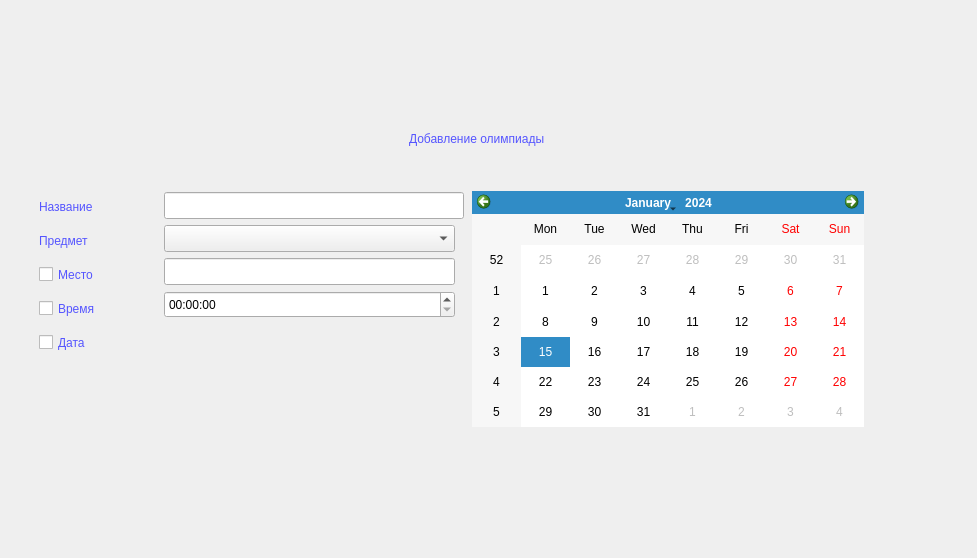
This is add_ol.ui in Mathew5555/The-Olympiad-schedule as Qt 5 draws it before an edit. The edited form follows.
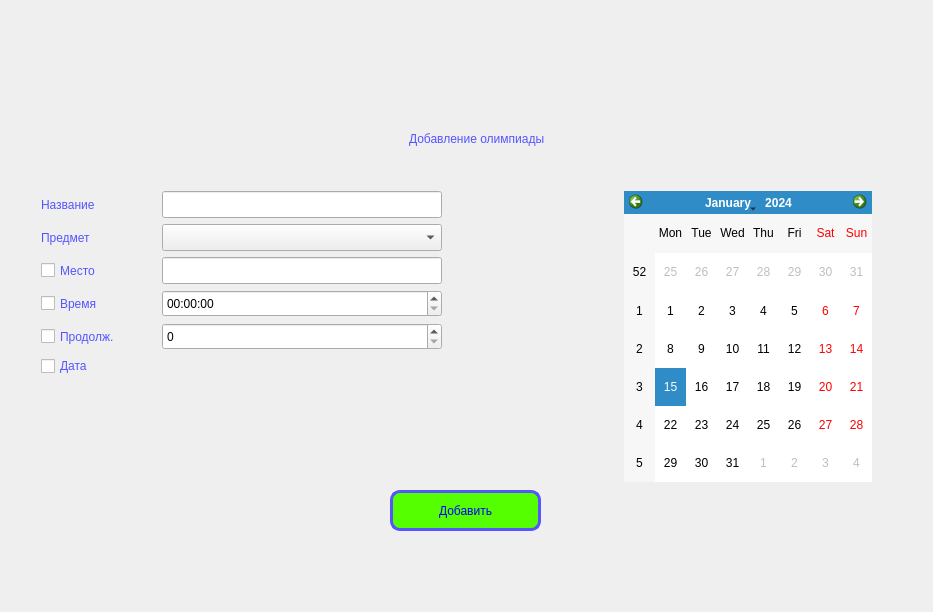
This is the edited form.

Commit message: - some bugs fixed - main window with first page(not all done) - add olympiad form - user can see only his olympiads

```diff
--- a/add_ol.ui
+++ b/add_ol.ui
@@ -6,30 +6,14 @@
    <rect>
     <x>0</x>
     <y>0</y>
-    <width>977</width>
-    <height>558</height>
+    <width>933</width>
+    <height>612</height>
    </rect>
   </property>
   <property name="windowTitle">
    <string>Dialog</string>
   </property>
-  <widget class="QCalendarWidget" name="calendarWidget">
-   <property name="geometry">
-    <rect>
-     <x>472</x>
-     <y>191</y>
-     <width>392</width>
-     <height>236</height>
-    </rect>
-   </property>
-   <property name="maximumSize">
-    <size>
-     <width>416</width>
-     <height>309</height>
-    </size>
-   </property>
-  </widget>
-  <widget class="QWidget" name="">
+  <widget class="QWidget" name="layoutWidget">
    <property name="geometry">
     <rect>
      <x>220</x>
@@ -86,29 +70,56 @@
     </item>
    </layout>
   </widget>
+  <widget class="QPushButton" name="pushButton">
+   <property name="geometry">
+    <rect>
+     <x>390</x>
+     <y>490</y>
+     <width>151</width>
+     <height>41</height>
+    </rect>
+   </property>
+   <property name="styleSheet">
+    <string notr="true">background-color: rgb(85, 255, 0);
+font: 75 10pt &quot;MS Shell Dlg 2&quot;;
+border-radius: 10px;
+border: 3px solid #5555ff;
+color: blue;
+</string>
+   </property>
+   <property name="text">
+    <string>Добавить</string>
+   </property>
+  </widget>
   <widget class="QWidget" name="">
    <property name="geometry">
     <rect>
-     <x>39</x>
-     <y>192</y>
-     <width>425</width>
-     <height>167</height>
+     <x>41</x>
+     <y>191</y>
+     <width>831</width>
+     <height>291</height>
     </rect>
    </property>
-   <layout class="QHBoxLayout" name="horizontalLayout">
+   <layout class="QHBoxLayout" name="horizontalLayout_6">
+    <item>
+     <layout class="QVBoxLayout" name="verticalLayout_3">
+      <item>
+       <layout class="QVBoxLayout" name="verticalLayout_2">
     <item>
      <layout class="QVBoxLayout" name="verticalLayout">
       <item>
+           <layout class="QHBoxLayout" name="horizontalLayout">
+            <item alignment="Qt::AlignLeft">
        <widget class="QLabel" name="label_2">
         <property name="minimumSize">
          <size>
-          <width>110</width>
+                <width>115</width>
           <height>0</height>
          </size>
         </property>
         <property name="maximumSize">
          <size>
-          <width>114</width>
+                <width>110</width>
           <height>27</height>
          </size>
         </property>
@@ -124,10 +135,36 @@
        </widget>
       </item>
       <item>
+             <widget class="QLineEdit" name="lineEdit">
+              <property name="minimumSize">
+               <size>
+                <width>280</width>
+                <height>27</height>
+               </size>
+              </property>
+              <property name="maximumSize">
+               <size>
+                <width>280</width>
+                <height>27</height>
+               </size>
+              </property>
+             </widget>
+            </item>
+           </layout>
+          </item>
+          <item>
+           <layout class="QHBoxLayout" name="horizontalLayout_2">
+            <item alignment="Qt::AlignLeft">
        <widget class="QLabel" name="label_3">
+              <property name="minimumSize">
+               <size>
+                <width>115</width>
+                <height>0</height>
+               </size>
+              </property>
         <property name="maximumSize">
          <size>
-          <width>114</width>
+                <width>110</width>
           <height>27</height>
          </size>
         </property>
@@ -143,10 +180,36 @@
        </widget>
       </item>
       <item>
+             <widget class="QComboBox" name="comboBox">
+              <property name="minimumSize">
+               <size>
+                <width>280</width>
+                <height>27</height>
+               </size>
+              </property>
+              <property name="maximumSize">
+               <size>
+                <width>280</width>
+                <height>27</height>
+               </size>
+              </property>
+             </widget>
+            </item>
+           </layout>
+          </item>
+          <item>
+           <layout class="QHBoxLayout" name="horizontalLayout_3">
+            <item alignment="Qt::AlignLeft">
        <widget class="QCheckBox" name="checkBox_5">
+              <property name="minimumSize">
+               <size>
+                <width>115</width>
+                <height>0</height>
+               </size>
+              </property>
         <property name="maximumSize">
          <size>
-          <width>114</width>
+                <width>110</width>
           <height>27</height>
          </size>
         </property>
@@ -167,10 +230,36 @@
        </widget>
       </item>
       <item>
+             <widget class="QLineEdit" name="lineEdit_2">
+              <property name="minimumSize">
+               <size>
+                <width>280</width>
+                <height>27</height>
+               </size>
+              </property>
+              <property name="maximumSize">
+               <size>
+                <width>280</width>
+                <height>27</height>
+               </size>
+              </property>
+             </widget>
+            </item>
+           </layout>
+          </item>
+          <item>
+           <layout class="QHBoxLayout" name="horizontalLayout_4">
+            <item alignment="Qt::AlignLeft">
        <widget class="QCheckBox" name="checkBox_2">
+              <property name="minimumSize">
+               <size>
+                <width>115</width>
+                <height>0</height>
+               </size>
+              </property>
         <property name="maximumSize">
          <size>
-          <width>100</width>
+                <width>110</width>
           <height>27</height>
          </size>
         </property>
@@ -191,10 +280,88 @@
        </widget>
       </item>
       <item>
+             <widget class="QTimeEdit" name="timeEdit">
+              <property name="minimumSize">
+               <size>
+                <width>280</width>
+                <height>27</height>
+               </size>
+              </property>
+              <property name="maximumSize">
+               <size>
+                <width>280</width>
+                <height>27</height>
+               </size>
+              </property>
+             </widget>
+            </item>
+           </layout>
+          </item>
+         </layout>
+        </item>
+        <item>
+         <layout class="QHBoxLayout" name="horizontalLayout_8">
+          <item alignment="Qt::AlignLeft">
+           <widget class="QCheckBox" name="checkBox_6">
+            <property name="minimumSize">
+             <size>
+              <width>115</width>
+              <height>0</height>
+             </size>
+            </property>
+            <property name="maximumSize">
+             <size>
+              <width>110</width>
+              <height>27</height>
+             </size>
+            </property>
+            <property name="styleSheet">
+             <string notr="true">color: rgb(85, 85, 255);
+font: italic 15pt &quot;Monotype Corsiva&quot;;
+</string>
+            </property>
+            <property name="text">
+             <string>Продолж.</string>
+            </property>
+            <property name="iconSize">
+             <size>
+              <width>50</width>
+              <height>50</height>
+             </size>
+            </property>
+           </widget>
+          </item>
+          <item>
+           <widget class="QSpinBox" name="spinBox">
+            <property name="minimumSize">
+             <size>
+              <width>280</width>
+              <height>27</height>
+             </size>
+            </property>
+            <property name="maximumSize">
+             <size>
+              <width>280</width>
+              <height>16777215</height>
+             </size>
+            </property>
+           </widget>
+          </item>
+         </layout>
+        </item>
+        <item>
+         <layout class="QHBoxLayout" name="horizontalLayout_5">
+          <item>
        <widget class="QCheckBox" name="checkBox">
+            <property name="minimumSize">
+             <size>
+              <width>115</width>
+              <height>0</height>
+             </size>
+            </property>
         <property name="maximumSize">
          <size>
-          <width>400</width>
+              <width>110</width>
           <height>27</height>
          </size>
         </property>
@@ -208,75 +375,20 @@
         </property>
        </widget>
       </item>
-     </layout>
-    </item>
-    <item>
-     <layout class="QVBoxLayout" name="verticalLayout_3">
-      <item>
-       <layout class="QVBoxLayout" name="verticalLayout_2">
-        <item>
-         <widget class="QLineEdit" name="lineEdit">
-          <property name="minimumSize">
-           <size>
-            <width>300</width>
-            <height>27</height>
-           </size>
-          </property>
-          <property name="maximumSize">
-           <size>
-            <width>296</width>
-            <height>27</height>
-           </size>
-          </property>
-         </widget>
-        </item>
-        <item>
-         <widget class="QComboBox" name="comboBox">
-          <property name="minimumSize">
-           <size>
-            <width>291</width>
-            <height>27</height>
-           </size>
-          </property>
-          <property name="maximumSize">
-           <size>
-            <width>291</width>
-            <height>27</height>
-           </size>
-          </property>
-         </widget>
-        </item>
-        <item>
-         <widget class="QLineEdit" name="lineEdit_2">
-          <property name="minimumSize">
-           <size>
-            <width>291</width>
-            <height>27</height>
-           </size>
-          </property>
-          <property name="maximumSize">
-           <size>
-            <width>291</width>
-            <height>27</height>
-           </size>
-          </property>
-         </widget>
-        </item>
-        <item>
-         <widget class="QTimeEdit" name="timeEdit">
-          <property name="minimumSize">
-           <size>
-            <width>291</width>
-            <height>27</height>
-           </size>
-          </property>
-          <property name="maximumSize">
-           <size>
-            <width>291</width>
-            <height>27</height>
-           </size>
-          </property>
-         </widget>
+          <item>
+           <spacer name="horizontalSpacer">
+            <property name="orientation">
+             <enum>Qt::Horizontal</enum>
+            </property>
+            <property name="sizeHint" stdset="0">
+             <size>
+              <width>40</width>
+              <height>20</height>
+             </size>
+            </property>
+           </spacer>
+          </item>
+         </layout>
         </item>
        </layout>
       </item>
@@ -288,13 +400,36 @@
         <property name="sizeHint" stdset="0">
          <size>
           <width>20</width>
-          <height>18</height>
+          <height>40</height>
          </size>
         </property>
        </spacer>
       </item>
      </layout>
     </item>
+    <item>
+     <spacer name="horizontalSpacer_2">
+      <property name="orientation">
+       <enum>Qt::Horizontal</enum>
+      </property>
+      <property name="sizeHint" stdset="0">
+       <size>
+        <width>40</width>
+        <height>20</height>
+       </size>
+      </property>
+     </spacer>
+    </item>
+    <item>
+     <widget class="QCalendarWidget" name="calendarWidget">
+      <property name="maximumSize">
+       <size>
+        <width>416</width>
+        <height>309</height>
+       </size>
+      </property>
+     </widget>
+    </item>
    </layout>
   </widget>
  </widget>
```
Lines whose indentation alone changed are shown as unchanged. The commit also changes 6 other files.
